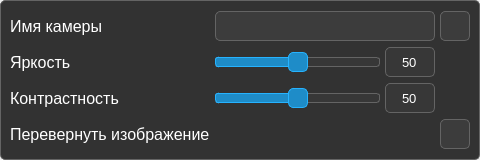
PolarStarWalker/PolarUV-client, file src/ClientApp/Widgets/CameraSettings/CameraSettingsWidget.ui: the form before one commit.
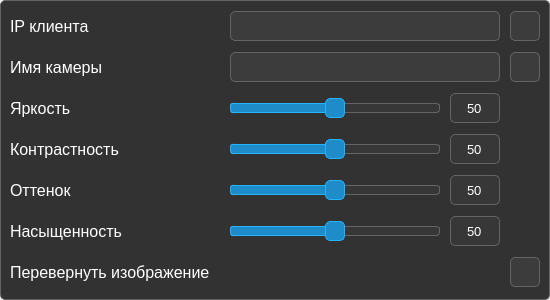
The form after the commit. Icons and pictures are not drawn.

Commit message: Updated camera settings. Added client IP, hue and saturation fields

Diff of the .ui file:
```diff
--- a/src/ClientApp/Widgets/CameraSettings/CameraSettingsWidget.ui
+++ b/src/ClientApp/Widgets/CameraSettings/CameraSettingsWidget.ui
@@ -6,20 +6,20 @@
    <rect>
     <x>0</x>
     <y>0</y>
-    <width>480</width>
-    <height>160</height>
+    <width>550</width>
+    <height>300</height>
    </rect>
   </property>
   <property name="minimumSize">
    <size>
-    <width>480</width>
-    <height>150</height>
+    <width>550</width>
+    <height>300</height>
    </size>
   </property>
   <property name="maximumSize">
    <size>
-    <width>480</width>
-    <height>160</height>
+    <width>550</width>
+    <height>300</height>
    </size>
   </property>
   <property name="windowTitle">
@@ -94,14 +94,14 @@
      </property>
      <property name="minimumSize">
       <size>
-       <width>480</width>
-       <height>160</height>
+       <width>550</width>
+       <height>300</height>
       </size>
      </property>
      <property name="maximumSize">
       <size>
-       <width>480</width>
-       <height>160</height>
+       <width>550</width>
+       <height>300</height>
       </size>
      </property>
      <property name="styleSheet">
@@ -123,9 +123,124 @@
        <number>10</number>
       </property>
       <property name="spacing">
-       <number>5</number>
+       <number>10</number>
       </property>
       <item row="0" column="0">
+       <widget class="QLabel" name="ClientIPLabel">
+        <property name="enabled">
+         <bool>true</bool>
+        </property>
+        <property name="sizePolicy">
+         <sizepolicy hsizetype="Preferred" vsizetype="Fixed">
+          <horstretch>0</horstretch>
+          <verstretch>0</verstretch>
+         </sizepolicy>
+        </property>
+        <property name="minimumSize">
+         <size>
+          <width>0</width>
+          <height>30</height>
+         </size>
+        </property>
+        <property name="maximumSize">
+         <size>
+          <width>16777215</width>
+          <height>30</height>
+         </size>
+        </property>
+        <property name="font">
+         <font>
+          <family>MS Shell Dlg 2</family>
+          <pointsize>12</pointsize>
+          <weight>50</weight>
+          <bold>false</bold>
+          <kerning>true</kerning>
+         </font>
+        </property>
+        <property name="styleSheet">
+         <string notr="true">color: white;
+border: none;</string>
+        </property>
+        <property name="text">
+         <string>IP клиента</string>
+        </property>
+       </widget>
+      </item>
+      <item row="0" column="3">
+       <widget class="QPushButton" name="RefreshClientIPsButton">
+        <property name="sizePolicy">
+         <sizepolicy hsizetype="Fixed" vsizetype="Fixed">
+          <horstretch>0</horstretch>
+          <verstretch>0</verstretch>
+         </sizepolicy>
+        </property>
+        <property name="minimumSize">
+         <size>
+          <width>30</width>
+          <height>30</height>
+         </size>
+        </property>
+        <property name="maximumSize">
+         <size>
+          <width>30</width>
+          <height>30</height>
+         </size>
+        </property>
+        <property name="font">
+         <font>
+          <family>Arial</family>
+          <pointsize>10</pointsize>
+          <weight>50</weight>
+          <bold>false</bold>
+          <stylestrategy>PreferDefault</stylestrategy>
+          <kerning>true</kerning>
+         </font>
+        </property>
+        <property name="cursor">
+         <cursorShape>ArrowCursor</cursorShape>
+        </property>
+        <property name="toolTip">
+         <string>Обновить</string>
+        </property>
+        <property name="layoutDirection">
+         <enum>Qt::RightToLeft</enum>
+        </property>
+        <property name="styleSheet">
+         <string notr="true">QPushButton {
+	color: white;
+	background-color:rgb(60,60,60);
+	border: 1px solid rgb(100,100,100);
+	border-radius:5px;
+	icon: url(Icons/ReloadIcon.png);
+}
+
+QPushButton:hover:!pressed {
+    background-color: rgb(70,70,70);
+}
+
+QToolTip
+{
+	color: white;
+	background-color: rgb(30,140,200);
+	border: 1px solid rgb(38,179,255);
+	border-radius: 3px;
+}</string>
+        </property>
+        <property name="text">
+         <string/>
+        </property>
+        <property name="iconSize">
+         <size>
+          <width>20</width>
+          <height>20</height>
+         </size>
+        </property>
+        <property name="autoDefault">
+         <bool>false</bool>
+        </property>
+       </widget>
+      </item>
+      <item row="1" column="0">
        <widget class="QLabel" name="CameraNameLabel">
         <property name="sizePolicy">
          <sizepolicy hsizetype="Preferred" vsizetype="Fixed">
@@ -160,7 +275,7 @@
         </property>
        </widget>
       </item>
-      <item row="0" column="3">
+      <item row="1" column="3">
        <widget class="QPushButton" name="RefreshCameraNamesButton">
         <property name="sizePolicy">
          <sizepolicy hsizetype="Fixed" vsizetype="Fixed">
@@ -234,7 +349,7 @@
         </property>
        </widget>
       </item>
-      <item row="1" column="0">
+      <item row="2" column="0">
        <widget class="QLabel" name="BrighnessLabel">
         <property name="sizePolicy">
          <sizepolicy hsizetype="Preferred" vsizetype="Fixed">
@@ -271,7 +386,7 @@
         </property>
        </widget>
       </item>
-      <item row="1" column="1">
+      <item row="2" column="1">
        <widget class="QSlider" name="BrightnessSlider">
         <property name="sizePolicy">
          <sizepolicy hsizetype="Preferred" vsizetype="Fixed">
@@ -347,7 +462,7 @@
         </property>
        </widget>
       </item>
-      <item row="1" column="2">
+      <item row="2" column="2">
        <widget class="QLineEdit" name="BrightnessEdit">
         <property name="sizePolicy">
          <sizepolicy hsizetype="Fixed" vsizetype="Fixed">
@@ -404,7 +519,7 @@
         </property>
        </widget>
       </item>
-      <item row="2" column="0">
+      <item row="3" column="0">
        <widget class="QLabel" name="ContrastLabel">
         <property name="sizePolicy">
          <sizepolicy hsizetype="Preferred" vsizetype="Fixed">
@@ -441,7 +556,7 @@
         </property>
        </widget>
       </item>
-      <item row="2" column="1">
+      <item row="3" column="1">
        <widget class="QSlider" name="ContrastSlider">
         <property name="sizePolicy">
          <sizepolicy hsizetype="Preferred" vsizetype="Fixed">
@@ -517,7 +632,7 @@
         </property>
        </widget>
       </item>
-      <item row="2" column="2">
+      <item row="3" column="2">
        <widget class="QLineEdit" name="ContrastEdit">
         <property name="sizePolicy">
          <sizepolicy hsizetype="Fixed" vsizetype="Fixed">
@@ -574,7 +689,347 @@
         </property>
        </widget>
       </item>
-      <item row="3" column="0">
+      <item row="4" column="0">
+       <widget class="QLabel" name="HueLabel">
+        <property name="sizePolicy">
+         <sizepolicy hsizetype="Preferred" vsizetype="Fixed">
+          <horstretch>0</horstretch>
+          <verstretch>0</verstretch>
+         </sizepolicy>
+        </property>
+        <property name="minimumSize">
+         <size>
+          <width>0</width>
+          <height>30</height>
+         </size>
+        </property>
+        <property name="maximumSize">
+         <size>
+          <width>16777215</width>
+          <height>30</height>
+         </size>
+        </property>
+        <property name="font">
+         <font>
+          <pointsize>12</pointsize>
+          <weight>50</weight>
+          <bold>false</bold>
+         </font>
+        </property>
+        <property name="styleSheet">
+         <string notr="true">color:rgb(255,255,255);
+border: none;
+background: transparent;</string>
+        </property>
+        <property name="text">
+         <string>Оттенок</string>
+        </property>
+       </widget>
+      </item>
+      <item row="4" column="1">
+       <widget class="QSlider" name="HueSlider">
+        <property name="sizePolicy">
+         <sizepolicy hsizetype="Preferred" vsizetype="Fixed">
+          <horstretch>0</horstretch>
+          <verstretch>0</verstretch>
+         </sizepolicy>
+        </property>
+        <property name="minimumSize">
+         <size>
+          <width>0</width>
+          <height>30</height>
+         </size>
+        </property>
+        <property name="maximumSize">
+         <size>
+          <width>16777215</width>
+          <height>30</height>
+         </size>
+        </property>
+        <property name="styleSheet">
+         <string notr="true">QSlider {
+	background: transparent;
+	border: none;
+}
+
+QSlider::groove:horizontal {
+    border: 1px solid rgb(100,100,100);
+	border-radius: 3px;
+    height: 8px;
+    background: rgb(55,55,55);
+    margin: 2px 0;
+}
+
+QSlider::handle:horizontal {
+    background: rgb(30,140,200);
+    border: 1px solid rgb(38,179,255);
+	border-radius: 5px;
+    width: 18px;
+    margin: -6px 0; /* handle is placed by default on the contents rect of the groove. Expand outside the groove */
+}
+
+QSlider::sub-page:horizontal {
+    border: 1px solid rgb(38,179,255);
+	border-radius: 3px;
+    height: 8px;
+    background: rgb(30,140,200);
+	margin: 2px 0;
+}</string>
+        </property>
+        <property name="maximum">
+         <number>100</number>
+        </property>
+        <property name="singleStep">
+         <number>1</number>
+        </property>
+        <property name="pageStep">
+         <number>1</number>
+        </property>
+        <property name="value">
+         <number>50</number>
+        </property>
+        <property name="sliderPosition">
+         <number>50</number>
+        </property>
+        <property name="orientation">
+         <enum>Qt::Horizontal</enum>
+        </property>
+        <property name="tickPosition">
+         <enum>QSlider::NoTicks</enum>
+        </property>
+        <property name="tickInterval">
+         <number>0</number>
+        </property>
+       </widget>
+      </item>
+      <item row="4" column="2">
+       <widget class="QLineEdit" name="HueEdit">
+        <property name="sizePolicy">
+         <sizepolicy hsizetype="Fixed" vsizetype="Fixed">
+          <horstretch>0</horstretch>
+          <verstretch>0</verstretch>
+         </sizepolicy>
+        </property>
+        <property name="minimumSize">
+         <size>
+          <width>50</width>
+          <height>30</height>
+         </size>
+        </property>
+        <property name="maximumSize">
+         <size>
+          <width>50</width>
+          <height>30</height>
+         </size>
+        </property>
+        <property name="font">
+         <font>
+          <family>Arial</family>
+          <pointsize>10</pointsize>
+          <weight>50</weight>
+          <italic>false</italic>
+          <bold>false</bold>
+          <kerning>true</kerning>
+         </font>
+        </property>
+        <property name="mouseTracking">
+         <bool>false</bool>
+        </property>
+        <property name="styleSheet">
+         <string notr="true">QLineEdit {
+	font: 10pt &quot;Arial&quot;;
+	color: white;
+	background: rgb(55,55,55);
+	selection-background-color: rgb(30,140,200);
+    border: 1px solid rgb(100,100,100);
+    border-radius: 5px;
+}</string>
+        </property>
+        <property name="text">
+         <string>50</string>
+        </property>
+        <property name="maxLength">
+         <number>3</number>
+        </property>
+        <property name="alignment">
+         <set>Qt::AlignCenter</set>
+        </property>
+        <property name="readOnly">
+         <bool>false</bool>
+        </property>
+       </widget>
+      </item>
+      <item row="5" column="0">
+       <widget class="QLabel" name="SaturationLabel">
+        <property name="sizePolicy">
+         <sizepolicy hsizetype="Preferred" vsizetype="Fixed">
+          <horstretch>0</horstretch>
+          <verstretch>0</verstretch>
+         </sizepolicy>
+        </property>
+        <property name="minimumSize">
+         <size>
+          <width>0</width>
+          <height>30</height>
+         </size>
+        </property>
+        <property name="maximumSize">
+         <size>
+          <width>16777215</width>
+          <height>30</height>
+         </size>
+        </property>
+        <property name="font">
+         <font>
+          <pointsize>12</pointsize>
+          <weight>50</weight>
+          <bold>false</bold>
+         </font>
+        </property>
+        <property name="styleSheet">
+         <string notr="true">color:rgb(255,255,255);
+border: none;
+background: transparent;</string>
+        </property>
+        <property name="text">
+         <string>Насыщенность</string>
+        </property>
+       </widget>
+      </item>
+      <item row="5" column="1">
+       <widget class="QSlider" name="SaturationSlider">
+        <property name="sizePolicy">
+         <sizepolicy hsizetype="Preferred" vsizetype="Fixed">
+          <horstretch>0</horstretch>
+          <verstretch>0</verstretch>
+         </sizepolicy>
+        </property>
+        <property name="minimumSize">
+         <size>
+          <width>0</width>
+          <height>30</height>
+         </size>
+        </property>
+        <property name="maximumSize">
+         <size>
+          <width>16777215</width>
+          <height>30</height>
+         </size>
+        </property>
+        <property name="styleSheet">
+         <string notr="true">QSlider {
+	background: transparent;
+	border: none;
+}
+
+QSlider::groove:horizontal {
+    border: 1px solid rgb(100,100,100);
+	border-radius: 3px;
+    height: 8px;
+    background: rgb(55,55,55);
+    margin: 2px 0;
+}
+
+QSlider::handle:horizontal {
+    background: rgb(30,140,200);
+    border: 1px solid rgb(38,179,255);
+	border-radius: 5px;
+    width: 18px;
+    margin: -6px 0; /* handle is placed by default on the contents rect of the groove. Expand outside the groove */
+}
+
+QSlider::sub-page:horizontal {
+    border: 1px solid rgb(38,179,255);
+	border-radius: 3px;
+    height: 8px;
+    background: rgb(30,140,200);
+	margin: 2px 0;
+}</string>
+        </property>
+        <property name="maximum">
+         <number>100</number>
+        </property>
+        <property name="singleStep">
+         <number>1</number>
+        </property>
+        <property name="pageStep">
+         <number>1</number>
+        </property>
+        <property name="value">
+         <number>50</number>
+        </property>
+        <property name="sliderPosition">
+         <number>50</number>
+        </property>
+        <property name="orientation">
+         <enum>Qt::Horizontal</enum>
+        </property>
+        <property name="tickPosition">
+         <enum>QSlider::NoTicks</enum>
+        </property>
+        <property name="tickInterval">
+         <number>0</number>
+        </property>
+       </widget>
+      </item>
+      <item row="5" column="2">
+       <widget class="QLineEdit" name="SaturationEdit">
+        <property name="sizePolicy">
+         <sizepolicy hsizetype="Fixed" vsizetype="Fixed">
+          <horstretch>0</horstretch>
+          <verstretch>0</verstretch>
+         </sizepolicy>
+        </property>
+        <property name="minimumSize">
+         <size>
+          <width>50</width>
+          <height>30</height>
+         </size>
+        </property>
+        <property name="maximumSize">
+         <size>
+          <width>50</width>
+          <height>30</height>
+         </size>
+        </property>
+        <property name="font">
+         <font>
+          <family>Arial</family>
+          <pointsize>10</pointsize>
+          <weight>50</weight>
+          <italic>false</italic>
+          <bold>false</bold>
+          <kerning>true</kerning>
+         </font>
+        </property>
+        <property name="mouseTracking">
+         <bool>false</bool>
+        </property>
+        <property name="styleSheet">
+         <string notr="true">QLineEdit {
+	font: 10pt &quot;Arial&quot;;
+	color: white;
+	background: rgb(55,55,55);
+	selection-background-color: rgb(30,140,200);
+    border: 1px solid rgb(100,100,100);
+    border-radius: 5px;
+}</string>
+        </property>
+        <property name="text">
+         <string>50</string>
+        </property>
+        <property name="maxLength">
+         <number>3</number>
+        </property>
+        <property name="alignment">
+         <set>Qt::AlignCenter</set>
+        </property>
+        <property name="readOnly">
+         <bool>false</bool>
+        </property>
+       </widget>
+      </item>
+      <item row="6" column="0">
        <widget class="QLabel" name="RotatedLabel">
         <property name="sizePolicy">
          <sizepolicy hsizetype="Preferred" vsizetype="Fixed">
@@ -616,7 +1071,7 @@
         </property>
        </widget>
       </item>
-      <item row="3" column="3">
+      <item row="6" column="3">
        <widget class="QCheckBox" name="RotatedCheckBox">
         <property name="sizePolicy">
          <sizepolicy hsizetype="Fixed" vsizetype="Fixed">
@@ -703,6 +1158,84 @@
        </widget>
       </item>
       <item row="0" column="1" colspan="2">
+       <widget class="QComboBox" name="ClientIPComboBox">
+        <property name="minimumSize">
+         <size>
+          <width>0</width>
+          <height>30</height>
+         </size>
+        </property>
+        <property name="maximumSize">
+         <size>
+          <width>16777215</width>
+          <height>30</height>
+         </size>
+        </property>
+        <property name="styleSheet">
+         <string notr="true">QComboBox {
+	font: 10pt &quot;MS Shell Dlg 2&quot;;
+	color: white;
+    padding: 1px 18px 1px 5px;
+}
+
+QComboBox:editable {
+    background: rgb(60,60,60);
+	border: 1px solid rgb(100,100,100) ;
+    border-top-left-radius: 5px;
+	border-top-right-radius: 5px;
+}
+
+QComboBox:!editable, QComboBox::drop-down:editable { /* Штука не выдвинута*/
+	background: rgb(60,60,60);
+	border: 1px solid rgb(100,100,100) ;
+    border-top-left-radius: 5px;
+	border-top-right-radius: 5px;
+	border-bottom-left-radius: 5px;
+	border-bottom-right-radius: 5px;
+}
+
+QComboBox:!editable:on, QComboBox::drop-down:editable:on { /* Штука выдвинута*/
+	background: rgb(60,60,60);
+	border: 1px solid rgb(100,100,100) ;
+    border-top-left-radius: 5px;
+	border-top-right-radius: 5px;
+	border-bottom-left-radius: 0px;
+	border-bottom-right-radius: 0px;
+} 
+
+QComboBox::drop-down {
+    subcontrol-origin: padding;
+    subcontrol-position: top right;
+    width: 15px;
+
+    border-top-right-radius: 5px; /* same radius as the QComboBox */
+    border-bottom-right-radius: 5px;
+}
+
+QComboBox::down-arrow {
+    image: url(Icons/ComboBoxDownArrow.png);
+	width: 10px;
+	height: 10px;
+	right: 5px;
+} 
+
+QComboBox::down-arrow:on { /* shift the arrow when popup is open */
+    image: url(Icons/ComboBoxUpArrow.png);
+}
+
+QComboBox QAbstractItemView {
+	color: white;
+	border: 1px solid rgb(100,100,100) ;
+	border-radius: 5px;
+	border-top-left-radius: 0px;
+	border-top-right-radius: 0px;
+	background-color: rgb(60,60,60);
+    selection-background-color: rgb(30,140,200);
+}</string>
+        </property>
+       </widget>
+      </item>
+      <item row="1" column="1" colspan="2">
        <widget class="QComboBox" name="CameraNameComboBox">
         <property name="minimumSize">
          <size>
```
The commit also changes 10 other files.
